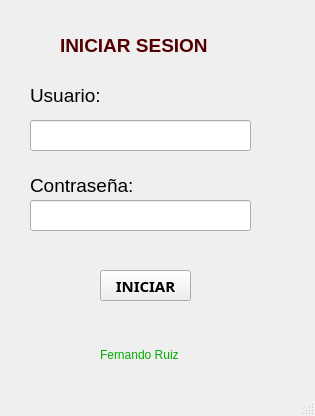
This is UI/login.ui in fernandoruiz2016/python-store-management as Qt 5 draws it before an edit. The edited form follows.
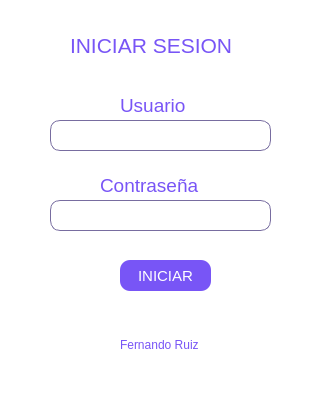
This is the edited form.

Diff of the .ui file:
```diff
--- a/UI/login.ui
+++ b/UI/login.ui
@@ -7,17 +7,20 @@
     <x>0</x>
     <y>0</y>
     <width>315</width>
-    <height>416</height>
+    <height>407</height>
    </rect>
   </property>
   <property name="windowTitle">
    <string>MainWindow</string>
   </property>
+  <property name="styleSheet">
+   <string notr="true">background: white;</string>
+  </property>
   <widget class="QWidget" name="centralwidget">
    <widget class="QLineEdit" name="txtUsuario">
     <property name="geometry">
      <rect>
-      <x>30</x>
+      <x>50</x>
       <y>120</y>
       <width>221</width>
       <height>31</height>
@@ -28,6 +31,12 @@
       <pointsize>10</pointsize>
      </font>
     </property>
+    <property name="styleSheet">
+     <string notr="true">color: #7855F6;
+border: 1px solid #786DA0;
+border-radius: 10px;
+padding-left: 10px;</string>
+    </property>
     <property name="text">
      <string/>
     </property>
@@ -35,20 +44,34 @@
    <widget class="QPushButton" name="btnIniciar">
     <property name="geometry">
      <rect>
-      <x>100</x>
-      <y>270</y>
+      <x>120</x>
+      <y>260</y>
       <width>91</width>
       <height>31</height>
      </rect>
     </property>
     <property name="font">
      <font>
-      <family>Rockwell Extra Bold</family>
+      <family>Arial</family>
       <pointsize>11</pointsize>
-      <weight>75</weight>
-      <bold>true</bold>
+      <weight>50</weight>
+      <bold>false</bold>
      </font>
     </property>
+    <property name="cursor">
+     <cursorShape>PointingHandCursor</cursorShape>
+    </property>
+    <property name="styleSheet">
+     <string notr="true">QPushButton#btnIniciar {
+background: #7855F6;
+color: white;
+border-radius: 10px;
+}
+
+QPushButton#btnIniciar:hover {
+background-color: #6a45e5;
+}</string>
+    </property>
     <property name="text">
      <string>INICIAR</string>
     </property>
@@ -56,7 +79,7 @@
    <widget class="QLabel" name="label_3">
     <property name="geometry">
      <rect>
-      <x>30</x>
+      <x>100</x>
       <y>170</y>
       <width>131</width>
       <height>31</height>
@@ -64,35 +87,44 @@
     </property>
     <property name="font">
      <font>
+      <family>Segoe UI</family>
       <pointsize>14</pointsize>
      </font>
     </property>
+    <property name="styleSheet">
+     <string notr="true">color: #7855F6</string>
+    </property>
     <property name="text">
-     <string>Contraseña:</string>
+     <string>Contraseña</string>
     </property>
    </widget>
    <widget class="QLabel" name="label_2">
     <property name="geometry">
      <rect>
-      <x>30</x>
-      <y>80</y>
-      <width>101</width>
+      <x>120</x>
+      <y>90</y>
+      <width>81</width>
       <height>31</height>
      </rect>
     </property>
     <property name="font">
      <font>
+      <family>Segoe UI</family>
       <pointsize>14</pointsize>
      </font>
     </property>
+    <property name="styleSheet">
+     <string notr="true">color: #7855F6;
+font: inter</string>
+    </property>
     <property name="text">
-     <string>Usuario:</string>
+     <string>Usuario</string>
     </property>
    </widget>
    <widget class="QLineEdit" name="txtPassword">
     <property name="geometry">
      <rect>
-      <x>30</x>
+      <x>50</x>
       <y>200</y>
       <width>221</width>
       <height>31</height>
@@ -103,6 +135,12 @@
       <pointsize>10</pointsize>
      </font>
     </property>
+    <property name="styleSheet">
+     <string notr="true">color: #7855F6;
+border: 1px solid #786DA0;
+border-radius: 10px;
+padding-left: 10px;</string>
+    </property>
     <property name="text">
      <string/>
     </property>
@@ -110,24 +148,24 @@
    <widget class="QLabel" name="label">
     <property name="geometry">
      <rect>
-      <x>100</x>
-      <y>340</y>
-      <width>101</width>
+      <x>120</x>
+      <y>330</y>
+      <width>91</width>
       <height>31</height>
      </rect>
     </property>
     <property name="styleSheet">
-     <string notr="true">color: green;
+     <string notr="true">color: #7855F6;
 </string>
     </property>
     <property name="text">
-     <string>&lt;html&gt;&lt;head/&gt;&lt;body&gt;&lt;p&gt;&lt;span style=&quot; color:#00aa00;&quot;&gt;Fernando Ruiz&lt;/span&gt;&lt;/p&gt;&lt;/body&gt;&lt;/html&gt;</string>
+     <string>&lt;html&gt;&lt;head/&gt;&lt;body&gt;&lt;p&gt;&lt;span&gt;Fernando Ruiz&lt;/span&gt;&lt;/p&gt;&lt;/body&gt;&lt;/html&gt;</string>
     </property>
    </widget>
    <widget class="QLabel" name="label_5">
     <property name="geometry">
      <rect>
-      <x>60</x>
+      <x>70</x>
       <y>30</y>
       <width>211</width>
       <height>31</height>
@@ -135,18 +173,30 @@
     </property>
     <property name="font">
      <font>
-      <pointsize>14</pointsize>
-      <weight>75</weight>
-      <bold>true</bold>
+      <family>Tahoma</family>
+      <pointsize>16</pointsize>
+      <weight>50</weight>
+      <italic>false</italic>
+      <bold>false</bold>
      </font>
     </property>
     <property name="styleSheet">
-     <string notr="true">color: rgb(85, 0, 0);</string>
+     <string notr="true">color: #7855F6;
+font: tahoma;
+font-style: bold;
+font-size: 16pt;</string>
     </property>
     <property name="text">
      <string>INICIAR SESION</string>
     </property>
    </widget>
+   <zorder>btnIniciar</zorder>
+   <zorder>label_3</zorder>
+   <zorder>label_2</zorder>
+   <zorder>txtPassword</zorder>
+   <zorder>label</zorder>
+   <zorder>label_5</zorder>
+   <zorder>txtUsuario</zorder>
   </widget>
   <widget class="QMenuBar" name="menubar">
    <property name="geometry">
```
